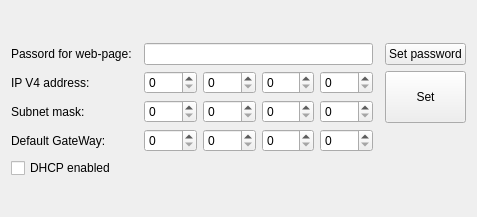
Before: the Qt Designer form src/pagenetsetwgt.ui in EPC-MSU/XILab, drawn with Qt 5.
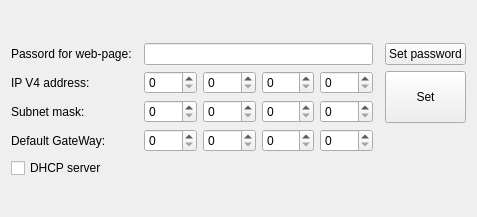
After: the same form once the commit is applied.

Commit message: user message and checkbox name changed in pagenetsetwgt

Diff of the .ui file:
```diff
--- a/src/pagenetsetwgt.ui
+++ b/src/pagenetsetwgt.ui
@@ -211,7 +211,7 @@
    <item row="7" column="0" colspan="2">
     <widget class="QCheckBox" name="checkBox">
      <property name="text">
-      <string>DHCP enabled</string>
+      <string>DHCP server</string>
      </property>
     </widget>
    </item>
```
Left out of the diff: 2 changed lines with no effect on the pictures. The commit also changes 1 other file.
